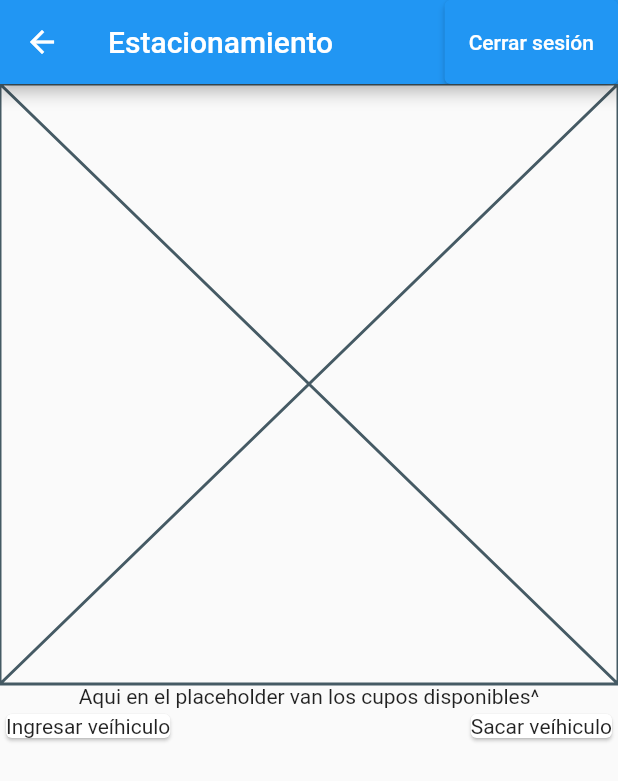
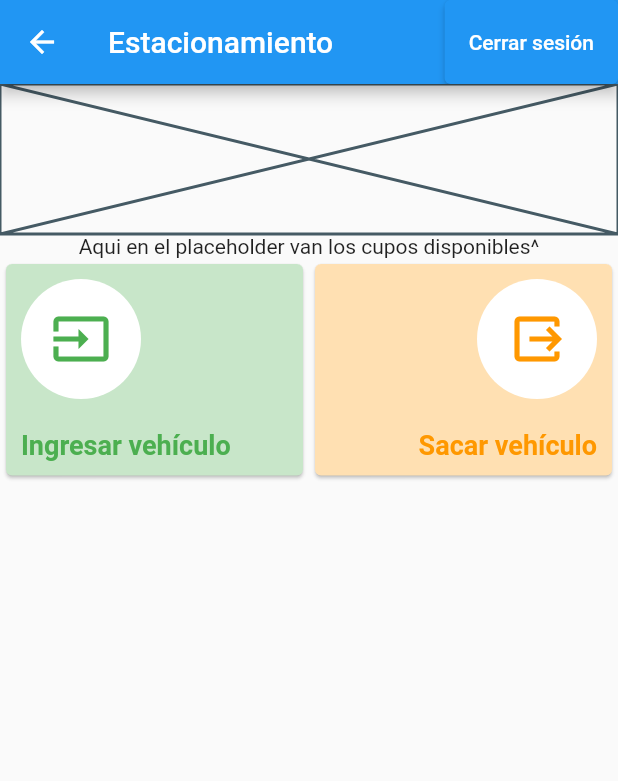
Before and after one commit to marcelomartinezpavez/estacionamiento-App-Flutter, a Flutter app: the HomeLayout screen opened directly, on a phone screen of 412 x 824 dp. Shown: the top 781 px of the screen. Run offline on Flutter 3.47's test engine with Material 2 defaults, Android fonts, the light colour scheme and no system bars; our stand-ins replace localstorage.

Commit message:
se agregan botones para entrar y salir

```diff
--- a/lib/src/pages/home_layout.dart
+++ b/lib/src/pages/home_layout.dart
@@ -56,36 +56,122 @@ class _HomeLayoutState extends State<HomeLayout> {
                 child: const Text('Cerrar sesión'))
           ],
         ),
-        body: Column(
+        body: SingleChildScrollView(
+          child: Column(
+            mainAxisAlignment: MainAxisAlignment.center,
             children: [
-            Placeholder(
-              fallbackHeight: 400,
+              const Placeholder(
+                fallbackHeight: 100,
               ),
-            Center(
-                child:
-                    Text('Aqui en el placeholder van los cupos disponibles^')),
+              const Center(
+                  child: Text(
+                      'Aqui en el placeholder van los cupos disponibles^')),
               Row(
                 mainAxisAlignment: MainAxisAlignment.spaceBetween,
                 children: [
-                GestureDetector(
+                  Expanded(
+                    child: GestureDetector(
                       onTap: () => Navigator.push(
                           context,
                           MaterialPageRoute<void>(
-                          builder: (BuildContext context) => Ingresar(),
+                            builder: (BuildContext context) => const Ingresar(),
                             fullscreenDialog: true,
                           )),
-                    child: Card(child: Text('Ingresar veíhiculo'))),
-                GestureDetector(
+                      child: Card(
+                        color: Colors.green.shade100,
+                        child: Column(
+                          children: [
+                            Row(
+                              crossAxisAlignment: CrossAxisAlignment.start,
+                              mainAxisAlignment: MainAxisAlignment.start,
+                              children: [
+                                Container(
+                                    margin: const EdgeInsets.all(10),
+                                    width: 80,
+                                    height: 80,
+                                    decoration: BoxDecoration(
+                                      color: Colors.white,
+                                      borderRadius: BorderRadius.circular(40),
+                                    ),
+                                    child: const Icon(Icons.input,
+                                        size: 40, color: Colors.green)),
+                              ],
+                            ),
+                            Row(
+                              mainAxisAlignment: MainAxisAlignment.start,
+                              children: [
+                                Container(
+                                  padding: const EdgeInsets.all(10),
+                                  child: const FittedBox(
+                                    alignment: Alignment.centerLeft,
+                                    fit: BoxFit.scaleDown,
+                                    child: Text('Ingresar vehículo',
+                                        style: TextStyle(
+                                            fontWeight: FontWeight.bold,
+                                            color: Colors.green,
+                                            fontSize: 18)),
+                                  ),
+                                ),
+                              ],
+                            )
+                          ],
+                        ),
+                      ),
+                    ),
+                  ),
+                  Expanded(
+                    child: GestureDetector(
                       onTap: () => Navigator.push(
                           context,
                           MaterialPageRoute<void>(
                             builder: (BuildContext context) => SalirPage(),
                             fullscreenDialog: true,
                           )),
-                    child: Card(child: Text('Sacar veíhiculo'))),
+                      child: Card(
+                        color: Colors.orange.shade100,
+                        child: Column(
+                          children: [
+                            Row(
+                              crossAxisAlignment: CrossAxisAlignment.end,
+                              mainAxisAlignment: MainAxisAlignment.end,
+                              children: [
+                                Container(
+                                    margin: const EdgeInsets.all(10),
+                                    width: 80,
+                                    height: 80,
+                                    decoration: BoxDecoration(
+                                      color: Colors.white,
+                                      borderRadius: BorderRadius.circular(40),
+                                    ),
+                                    child: const Icon(Icons.output,
+                                        size: 40, color: Colors.orange)),
+                              ],
+                            ),
+                            Row(
+                              mainAxisAlignment: MainAxisAlignment.end,
+                              children: [
+                                Container(
+                                  padding: const EdgeInsets.all(10),
+                                  child: const FittedBox(
+                                    fit: BoxFit.scaleDown,
+                                    child: Text('Sacar vehículo',
+                                        style: TextStyle(
+                                            fontWeight: FontWeight.bold,
+                                            color: Colors.orange,
+                                            fontSize: 18)),
+                                  ),
+                                ),
                               ],
                             )
                           ],
+                        ),
+                      ),
+                    ),
+                  ),
+                ],
+              )
+            ],
+          ),
         ));
   }
 }
```
Lines whose indentation alone changed are shown as unchanged.
